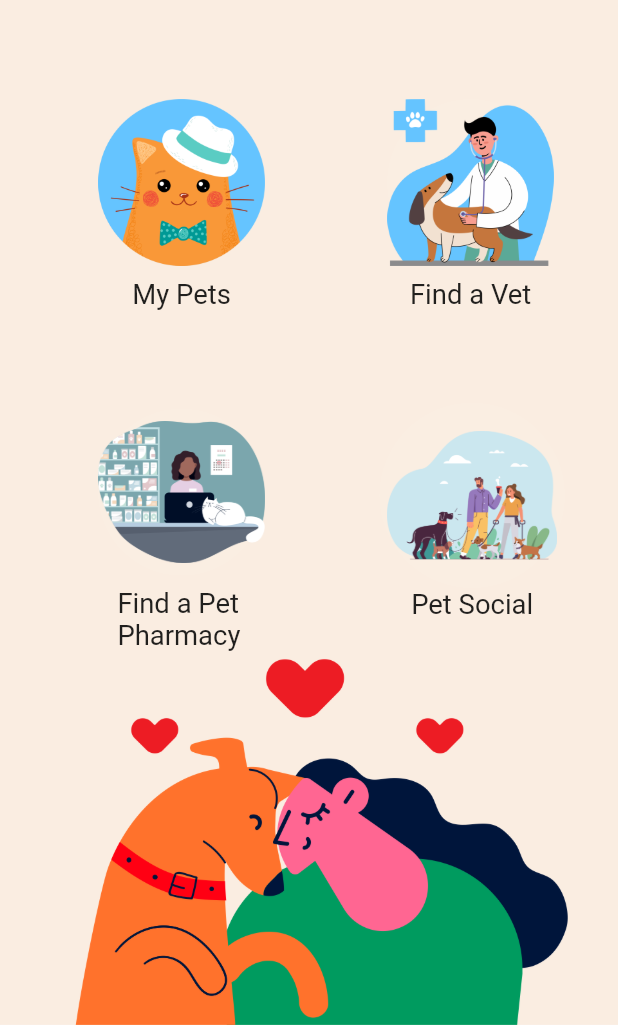
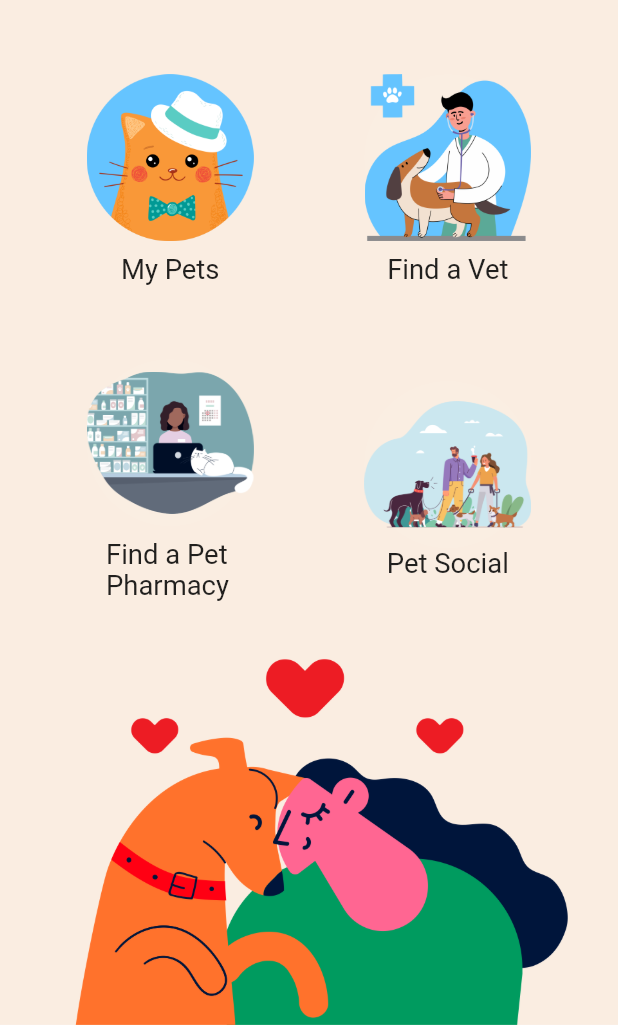
Before and after one commit to aaravprimeYT/vet_bookr_original, a Flutter app: the MenuScreen screen opened directly, on a phone screen of 412 x 824 dp, the part 211-1236 px from its top. Run offline on Flutter 3.47's test engine with Material 2 defaults, Android fonts, the phone set to English and light mode, and no system bars; our stand-ins replace cloud_firestore, country_picker, firebase_auth, firebase_core, firebase_storage, flutter_rating_bar and 7 more; missing offline and left inert: flutter_google_places, flutter_polyline_points, google_api_headers, google_maps_webservice; accounts and stored records are empty; Roboto replaces fonts that are missing (Vintage Style).

Commit message:
Final Updates

```diff
--- a/lib/oScreens/list_pet.dart
+++ b/lib/oScreens/list_pet.dart
@@ -93,7 +93,9 @@ class _ListPetsState extends State<ListPets> {
                           child: Center(
                             child: Text(
                               "Please Add Your Pet",
-                              style: TextStyle(fontSize: 18.sp),
+                              style: TextStyle(
+                                fontSize: 0.024.sh,
+                              ),
                             ),
                           ),
                         );
--- a/lib/oScreens/menu_screen.dart
+++ b/lib/oScreens/menu_screen.dart
@@ -1,19 +1,14 @@
-import 'dart:ui';
-
 import 'package:firebase_auth/firebase_auth.dart';
 import 'package:flutter/material.dart';
+import 'package:flutter/services.dart';
 import 'package:flutter_screenutil/flutter_screenutil.dart';
 import 'package:shared_preferences/shared_preferences.dart';
-import 'package:vet_bookr/oScreens/addPet_screen.dart';
-import 'package:vet_bookr/oScreens/list_pet.dart';
-import 'package:vet_bookr/oScreens/loadingscreen1.dart';
-import 'package:vet_bookr/oScreens/petClinics_page.dart';
 import 'package:vet_bookr/oScreens/pharma_Loading.dart';
-import 'package:vet_bookr/oScreens/clinicsloading.dart';
 import 'package:vet_bookr/oScreens/social_loading.dart';
-import 'package:vet_bookr/oScreens/SocialFilter.dart';
 
 import 'authenticator.dart';
+import 'clinicsloading.dart';
+import 'list_pet.dart';
 
 class MenuScreen extends StatelessWidget {
   const MenuScreen({Key? key}) : super(key: key);
@@ -21,6 +16,13 @@ class MenuScreen extends StatelessWidget {
   @override
   Widget build(BuildContext context) {
     return Scaffold(
+      appBar: AppBar(
+        backgroundColor: Colors.transparent,
+        elevation: 0,
+        systemOverlayStyle: SystemUiOverlayStyle.dark,
+        leading: Container(),
+      ),
+      extendBodyBehindAppBar: true,
       body: Container(
         constraints: BoxConstraints.expand(),
         decoration: const BoxDecoration(
@@ -52,38 +54,55 @@ class MenuScreen extends StatelessWidget {
                             await SharedPreferences.getInstance();
 
                         await preferences.setBool('isUserLoggedIn', false);
-                          WidgetsBinding.instance.addPostFrameCallback((_) {
+                        WidgetsBinding.instance.addPostFrameCallback(
+                          (_) {
                             Navigator.push(
                                 context,
                                 MaterialPageRoute(
                                     builder: (context) => Authenticator()));
-                          });
                           },
-                        icon: Icon(Icons.logout)),
+                        );
+                      },
+                      icon: Icon(
+                        Icons.logout,
+                      ),
+                    ),
                   ),
                 ],
               ),
             ),
-            Row(children: [
-              Padding(
-                padding: EdgeInsets.only(
-                    right: 0.12.sw, top: 0.08.sh, left: 0.12.sw),
-                child: Column(
+            Container(
+              width: 1.sw,
+              margin: EdgeInsets.only(
+                top: 0.06.sh,
+              ),
+              child: Row(
+                mainAxisAlignment: MainAxisAlignment.spaceEvenly,
+                children: [
+                  Column(
                     children: [
                       ElevatedButton(
                         onPressed: () {
                           Navigator.push(
                             context,
                             MaterialPageRoute(
-                                builder: (context) => ListPets()));
+                              builder: (context) => ListPets(),
+                            ),
+                          );
                         },
                         style: ButtonStyle(
                           elevation: MaterialStateProperty.all(0),
                           backgroundColor:
                               MaterialStateProperty.all(Colors.transparent),
-                          shape: MaterialStateProperty.all(CircleBorder())),
-                      child: Image.asset("assets/My_Pet_Profile.png",
-                          width: 0.27.sw, height: 0.27.sw),
+                          shape: MaterialStateProperty.all(
+                            CircleBorder(),
+                          ),
+                        ),
+                        child: Image.asset(
+                          "assets/My_Pet_Profile.png",
+                          width: 0.27.sw,
+                          height: 0.27.sw,
+                        ),
                       ),
                       SizedBox(
                         height: 0.01.sh,
@@ -91,29 +110,35 @@ class MenuScreen extends StatelessWidget {
                       Text(
                         "My Pets",
                         style: TextStyle(
-                          fontSize: 16.sp, fontFamily: "Vintage Style"),
+                          fontSize: 16.sp,
+                          fontFamily: "Vintage Style",
+                        ),
                       ),
                     ],
                   ),
-              ),
                   Column(
                     children: [
-                  Padding(
-                    padding: EdgeInsets.only(top: 0.08.sh),
-                    child: ElevatedButton(
+                      ElevatedButton(
                         onPressed: () {
                           Navigator.push(
                             context,
                             MaterialPageRoute(
-                                builder: (context) => SplashScreen()));
+                              builder: (context) => SplashScreen(),
+                            ),
+                          );
                         },
                         style: ButtonStyle(
                           elevation: MaterialStateProperty.all(0),
                           backgroundColor:
                               MaterialStateProperty.all(Color(0xffFAEEE2)),
-                          shape: MaterialStateProperty.all(CircleBorder())),
-                      child: Image.asset("assets/Find_a_Pet.png",
-                          width: 0.27.sw, height: 0.27.sw),
+                          shape: MaterialStateProperty.all(
+                            CircleBorder(),
+                          ),
+                        ),
+                        child: Image.asset(
+                          "assets/Find_a_Pet.png",
+                          width: 0.27.sw,
+                          height: 0.27.sw,
                         ),
                       ),
                       SizedBox(
@@ -121,32 +146,47 @@ class MenuScreen extends StatelessWidget {
                       ),
                       Text(
                         "Find a Vet",
-                    style:
-                        TextStyle(fontSize: 16.sp, fontFamily: "Vintage Style"),
+                        style: TextStyle(
+                            fontSize: 16.sp, fontFamily: "Vintage Style"),
                       ),
                     ],
                   ),
-            ]),
-            Row(children: [
-              Padding(
-                padding: EdgeInsets.only(
-                    right: 0.12.sw, top: 0.08.sh, left: 0.12.sw),
-                child: Column(
+                ],
+              ),
+            ),
+            Container(
+              width: 1.sw,
+              margin: EdgeInsets.only(
+                top: 0.06.sh,
+              ),
+              child: Row(
+                mainAxisAlignment: MainAxisAlignment.spaceEvenly,
+                children: [
+                  Column(
                     children: [
                       ElevatedButton(
                         onPressed: () {
                           Navigator.push(
                             context,
                             MaterialPageRoute(
-                                builder: (context) => PharmaLoading()));
+                              builder: (context) => PharmaLoading(),
+                            ),
+                          );
                         },
                         style: ButtonStyle(
                           elevation: MaterialStateProperty.all(0),
-                          backgroundColor:
-                              MaterialStateProperty.all(Color(0xffFAEEE2)),
-                          shape: MaterialStateProperty.all(CircleBorder())),
-                      child: Image.asset("assets/Find_A_Pet_Pharmacy.png",
-                          width: 0.27.sw, height: 0.27.sw),
+                          backgroundColor: MaterialStateProperty.all(
+                            Color(0xffFAEEE2),
+                          ),
+                          shape: MaterialStateProperty.all(
+                            CircleBorder(),
+                          ),
+                        ),
+                        child: Image.asset(
+                          "assets/Find_A_Pet_Pharmacy.png",
+                          width: 0.27.sw,
+                          height: 0.27.sw,
+                        ),
                       ),
                       SizedBox(
                         height: 0.01.sh,
@@ -160,37 +200,45 @@ class MenuScreen extends StatelessWidget {
                       ),
                     ],
                   ),
-              ),
                   Column(
                     children: [
-                  Padding(
-                    padding: EdgeInsets.only(top: 0.05.sh),
-                    child: ElevatedButton(
+                      ElevatedButton(
                         onPressed: () {
                           Navigator.push(
                             context,
                             MaterialPageRoute(
-                                builder: (context) => SocialLoading()));
+                              builder: (context) => SocialLoading(),
+                            ),
+                          );
                         },
                         style: ButtonStyle(
                           elevation: MaterialStateProperty.all(0),
-                        backgroundColor:
-                            MaterialStateProperty.all(Color(0xffFAEEE2)),
-                        shape: MaterialStateProperty.all(CircleBorder()),
+                          backgroundColor: MaterialStateProperty.all(
+                            Color(0xffFAEEE2),
                           ),
-                      child: Image.asset("assets/Pet_Social.png",
-                          fit: BoxFit.contain, width: 0.275.sw, height: 0.3.sw),
+                          shape: MaterialStateProperty.all(
+                            CircleBorder(),
                           ),
                         ),
-
+                        child: Image.asset(
+                          "assets/Pet_Social.png",
+                          fit: BoxFit.contain,
+                          width: 0.27.sw,
+                          height: 0.27.sw,
+                        ),
+                      ),
                       Text(
                         "Pet Social",
-                    style:
-                        TextStyle(fontSize: 16.sp, fontFamily: "Vintage Style"),
+                        style: TextStyle(
+                          fontSize: 16.sp,
+                          fontFamily: "Vintage Style",
+                        ),
                       ),
                     ],
                   ),
-            ]),
+                ],
+              ),
+            ),
           ],
         ),
       ),
```
Also changed, not shown: lib/oScreens/petFiles.dart (+12 -8 lines), lib/oScreens/searchLocationLists/SearchLocationPharmacy.dart (+22 -4 lines), lib/oScreens/searchLocationLists/searchLocationClinics.dart (+19 -3 lines), 1 other file. Lines whose indentation alone changed are shown as unchanged.
